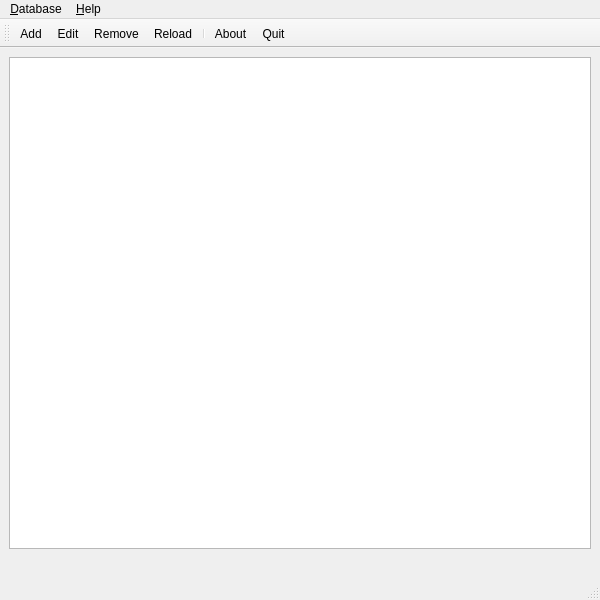
tastytea/whyblocked, file src/whyblocked.ui: the form before one commit.
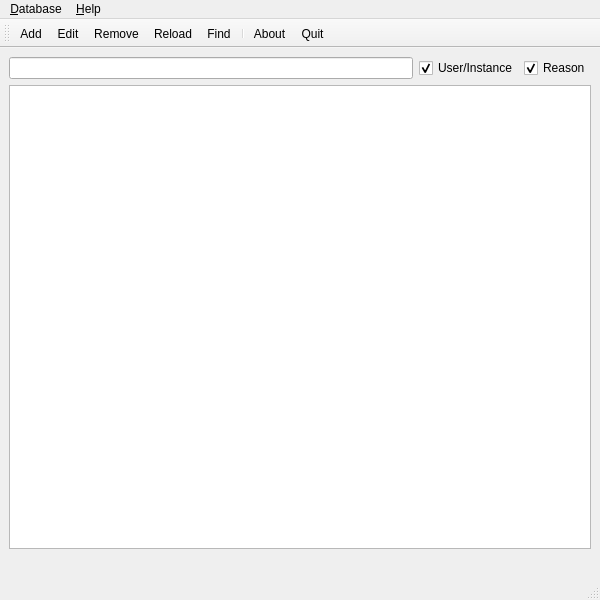
The form after the commit. Icons and pictures are not drawn.

Commit message: Added find action (without function).

The edit to the form file:
```diff
--- a/src/whyblocked.ui
+++ b/src/whyblocked.ui
@@ -25,6 +25,60 @@
   </property>
   <widget class="QWidget" name="centralwidget">
    <layout class="QVBoxLayout" name="verticalLayout">
+    <item>
+     <widget class="QWidget" name="widget_find" native="true">
+      <layout class="QHBoxLayout" name="hbox_find">
+       <property name="leftMargin">
+        <number>0</number>
+       </property>
+       <property name="topMargin">
+        <number>0</number>
+       </property>
+       <property name="rightMargin">
+        <number>0</number>
+       </property>
+       <property name="bottomMargin">
+        <number>0</number>
+       </property>
+       <item>
+        <widget class="QLineEdit" name="text_find">
+         <property name="enabled">
+          <bool>true</bool>
+         </property>
+         <property name="clearButtonEnabled">
+          <bool>true</bool>
+         </property>
+        </widget>
+       </item>
+       <item>
+        <widget class="QCheckBox" name="check_user">
+         <property name="toolTip">
+          <string>Search for Users/Instances</string>
+         </property>
+         <property name="text">
+          <string>User/Instance</string>
+         </property>
+         <property name="checked">
+          <bool>true</bool>
+         </property>
+        </widget>
+       </item>
+       <item>
+        <widget class="QCheckBox" name="check_reason">
+         <property name="toolTip">
+          <string>Search for Reasons</string>
+         </property>
+         <property name="text">
+          <string>Reason</string>
+         </property>
+         <property name="checked">
+          <bool>true</bool>
+         </property>
+        </widget>
+       </item>
+      </layout>
+     </widget>
+    </item>
     <item>
      <widget class="QTableView" name="tableview">
       <property name="acceptDrops">
@@ -113,6 +167,7 @@
    <addaction name="action_edit"/>
    <addaction name="action_remove"/>
    <addaction name="action_reload"/>
+   <addaction name="action_find"/>
    <addaction name="separator"/>
    <addaction name="action_about"/>
    <addaction name="action_quit"/>
@@ -232,6 +287,23 @@
     <string notr="true">Ctrl+E</string>
    </property>
   </action>
+  <action name="action_find">
+   <property name="checkable">
+    <bool>true</bool>
+   </property>
+   <property name="icon">
+    <iconset theme="edit-find"/>
+   </property>
+   <property name="text">
+    <string>&amp;Find</string>
+   </property>
+   <property name="toolTip">
+    <string>Find entries</string>
+   </property>
+   <property name="shortcut">
+    <string>Ctrl+F</string>
+   </property>
+  </action>
  </widget>
  <resources/>
  <connections>
```
Left out of the diff: 18 changed lines with no effect on the pictures. The commit also changes 4 other files.
